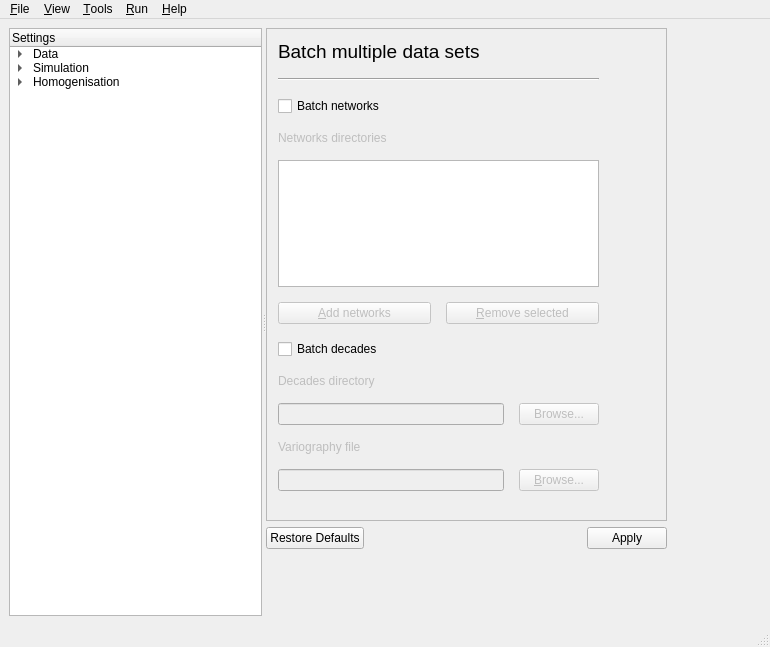
iled/gsimcli, file GSIMCLI/interface/gsimcli.ui: the form before one commit.
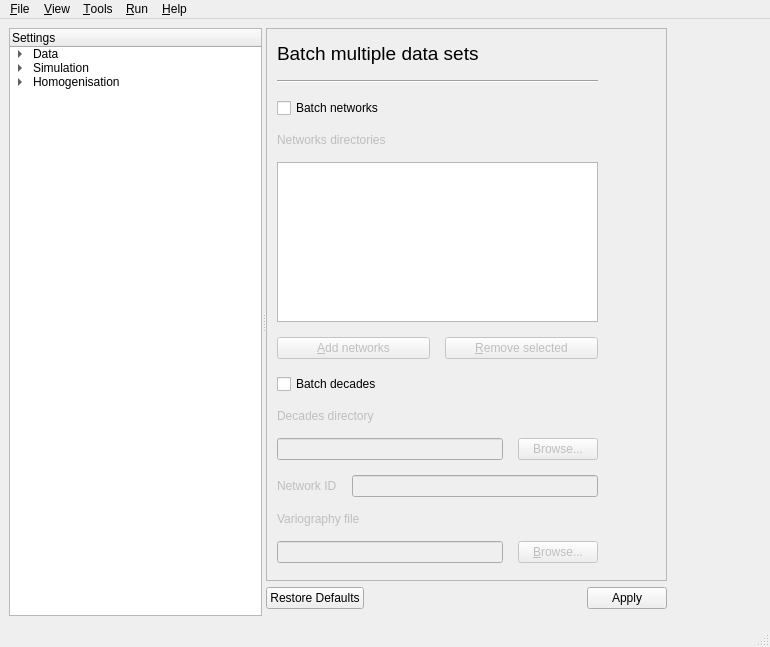
The form after the commit. The open tabs and pages were chosen to show the change.

Commit message:
ui option to give network id when batch decades
ask network id and try to derive it from decades path

The edit to the form file:
```diff
--- a/GSIMCLI/interface/gsimcli.ui
+++ b/GSIMCLI/interface/gsimcli.ui
@@ -136,7 +136,7 @@
           <x>0</x>
           <y>0</y>
           <width>401</width>
-          <height>521</height>
+          <height>581</height>
          </rect>
         </property>
         <layout class="QVBoxLayout" name="verticalLayout">
@@ -155,7 +155,7 @@
             <enum>QFrame::Raised</enum>
            </property>
            <property name="currentIndex">
-            <number>4</number>
+            <number>1</number>
            </property>
            <widget class="QWidget" name="DataLoad">
             <widget class="QWidget" name="">
@@ -370,13 +370,13 @@
             <widget class="QWidget" name="">
              <property name="geometry">
               <rect>
-               <x>11</x>
-               <y>11</y>
+               <x>10</x>
+               <y>13</y>
                <width>321</width>
-               <height>451</height>
+               <height>521</height>
               </rect>
              </property>
-             <layout class="QVBoxLayout" name="verticalLayout_24">
+             <layout class="QVBoxLayout" name="verticalLayout_4">
               <property name="spacing">
                <number>15</number>
               </property>
@@ -470,8 +470,6 @@
                </layout>
               </item>
               <item>
-               <layout class="QVBoxLayout" name="verticalLayout_4">
-                <item>
                  <widget class="QCheckBox" name="DB_checkBatchDecades">
                   <property name="enabled">
                    <bool>true</bool>
@@ -518,6 +516,30 @@
                   </item>
                  </layout>
                 </item>
+              <item>
+               <layout class="QHBoxLayout" name="horizontalLayout_20">
+                <property name="spacing">
+                 <number>15</number>
+                </property>
+                <item>
+                 <widget class="QLabel" name="DB_labelNetworkID">
+                  <property name="enabled">
+                   <bool>false</bool>
+                  </property>
+                  <property name="text">
+                   <string>Network ID</string>
+                  </property>
+                 </widget>
+                </item>
+                <item>
+                 <widget class="QLineEdit" name="DB_lineNetworkID">
+                  <property name="enabled">
+                   <bool>false</bool>
+                  </property>
+                 </widget>
+                </item>
+               </layout>
+              </item>
                 <item>
                  <widget class="QLabel" name="DB_labelVariogPath">
                   <property name="enabled">
@@ -552,8 +574,6 @@
                      <string>&amp;Browse...</string>
                     </property>
                    </widget>
-                  </item>
-                 </layout>
                 </item>
                </layout>
               </item>
```
Lines whose indentation alone changed are shown as unchanged. The commit also changes 2 other files.
